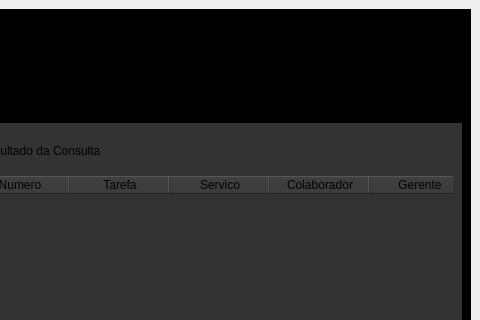
Above: src/main.ui from foxtec198/CNS before the change; both pictures show x 413 to 893 and y 0 to 320 of the 893 by 511 pixel window. Below: the same form after it.
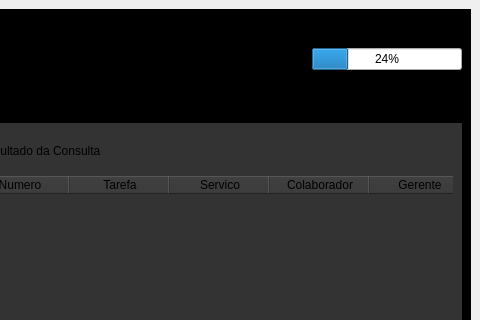
That is the form after the change. Icons and pictures are not drawn.

Patch:
```diff
--- a/src/main.ui
+++ b/src/main.ui
@@ -24,8 +24,8 @@
 border-radius: 30%;
 }</string>
    </property>
-   <layout class="QGridLayout" name="gridLayout">
-    <item row="0" column="0">
+   <layout class="QVBoxLayout" name="verticalLayout">
+    <item>
      <widget class="QFrame" name="frame_6">
       <property name="styleSheet">
        <string notr="true">QFrame{
@@ -98,19 +98,6 @@
             </property>
            </widget>
           </item>
-          <item>
-           <spacer name="horizontalSpacer">
-            <property name="orientation">
-             <enum>Qt::Horizontal</enum>
-            </property>
-            <property name="sizeHint" stdset="0">
-             <size>
-              <width>40</width>
-              <height>20</height>
-             </size>
-            </property>
-           </spacer>
-          </item>
           <item alignment="Qt::AlignLeft">
            <widget class="QLabel" name="label_6">
             <property name="font">
@@ -129,6 +116,32 @@
             </property>
            </widget>
           </item>
+          <item>
+           <spacer name="horizontalSpacer_5">
+            <property name="orientation">
+             <enum>Qt::Horizontal</enum>
+            </property>
+            <property name="sizeHint" stdset="0">
+             <size>
+              <width>40</width>
+              <height>20</height>
+             </size>
+            </property>
+           </spacer>
+          </item>
+          <item>
+           <widget class="QProgressBar" name="mainBar">
+            <property name="maximumSize">
+             <size>
+              <width>150</width>
+              <height>16777215</height>
+             </size>
+            </property>
+            <property name="value">
+             <number>24</number>
+            </property>
+           </widget>
+          </item>
          </layout>
         </widget>
        </item>
```
